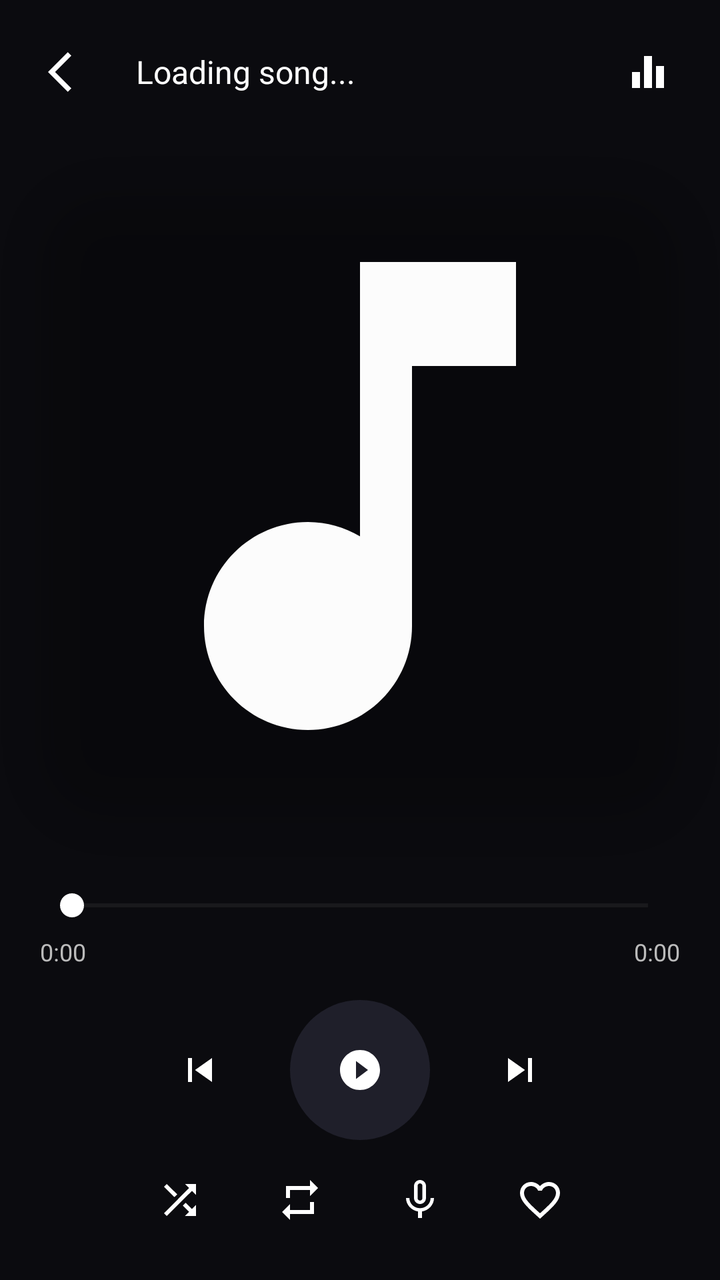
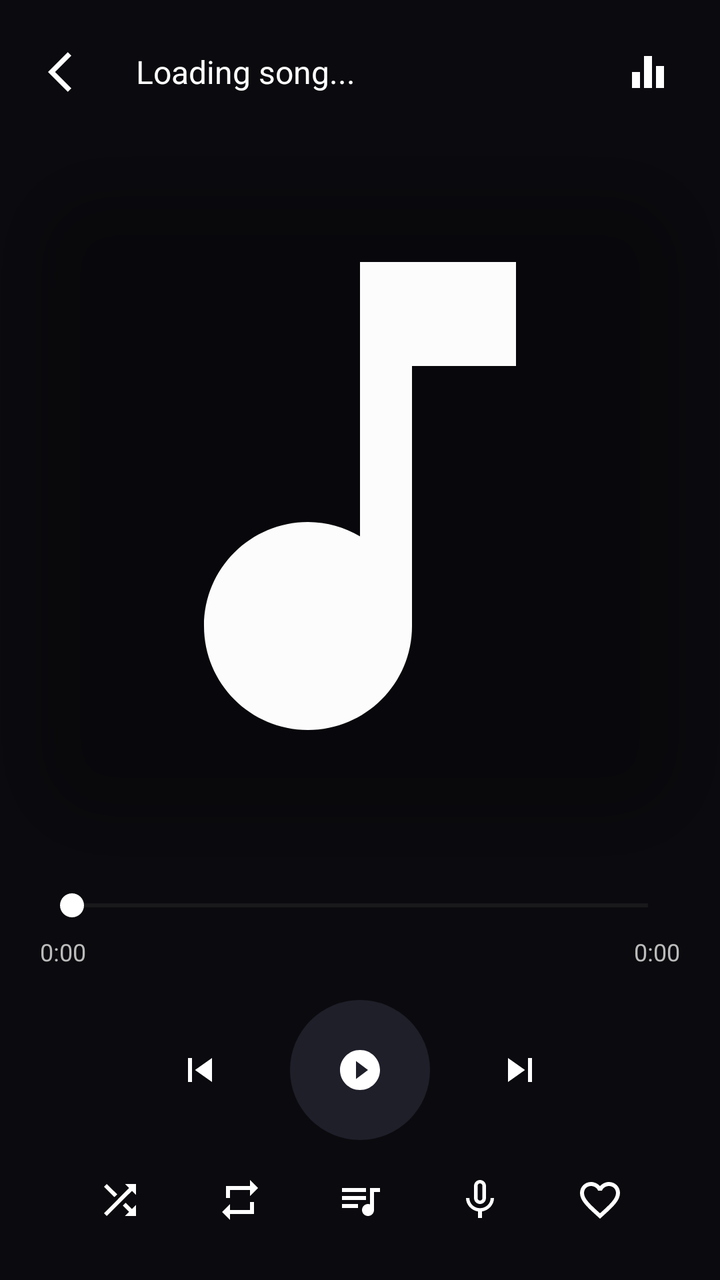

Two renders of the same Android screen: before a commit and after it. Below are the layout's source before the change and the commit's diff.
<!-- AndroidManifest.xml: application theme Theme.AppCompat.Light.NoActionBar -->
<!-- res/layout/activity_player.xml -->
<?xml version="1.0" encoding="utf-8"?>
<androidx.constraintlayout.widget.ConstraintLayout
    xmlns:android="http://schemas.android.com/apk/res/android"
    xmlns:app="http://schemas.android.com/apk/res-auto"
    xmlns:tools="http://schemas.android.com/tools"
    android:layout_width="match_parent"
    android:layout_height="match_parent"
    android:background="#0B0B0F"
    tools:context=".PlayerActivity">

    
    <LinearLayout
        android:id="@+id/topBar"
        android:layout_width="0dp"
        android:layout_height="wrap_content"
        android:orientation="horizontal"
        android:padding="16dp"
        android:gravity="center_vertical"
        app:layout_constraintTop_toTopOf="parent"
        app:layout_constraintStart_toStartOf="parent"
        app:layout_constraintEnd_toEndOf="parent">

        <ImageButton
            android:id="@+id/btnback"
            android:layout_width="40dp"
            android:layout_height="40dp"
            android:background="?attr/selectableItemBackgroundBorderless"
            android:src="@drawable/ic_back"
            android:tint="#FFFFFF"/>

        <TextView
            android:id="@+id/txtSong"
            android:layout_width="0dp"
            android:layout_height="wrap_content"
            android:layout_weight="1"
            android:paddingStart="12dp"
            android:paddingEnd="12dp"
            android:text="Loading song..."
            android:textColor="#FFFFFF"
            android:textSize="16sp"
            android:singleLine="true"
            android:ellipsize="marquee"
            android:marqueeRepeatLimit="marquee_forever"
            android:focusable="true"
            android:focusableInTouchMode="true"/>

        <ImageButton
            android:id="@+id/btnEq"
            android:layout_width="40dp"
            android:layout_height="40dp"
            android:background="?attr/selectableItemBackgroundBorderless"
            android:src="@drawable/ic_equalizer"
            android:tint="#FFFFFF"/>
    </LinearLayout>

    
    <androidx.cardview.widget.CardView
        android:id="@+id/imgViewCard"
        android:layout_width="0dp"
        android:layout_height="0dp"
        android:layout_margin="24dp"
        app:cardCornerRadius="32dp"
        app:cardElevation="10dp"
        app:cardBackgroundColor="@android:color/transparent"
        app:layout_constraintTop_toBottomOf="@id/topBar"
        app:layout_constraintBottom_toTopOf="@id/playerControls"
        app:layout_constraintStart_toStartOf="parent"
        app:layout_constraintEnd_toEndOf="parent">
        
        <ImageView
            android:id="@+id/imgView"
            android:layout_width="match_parent"
            android:layout_height="match_parent"
            android:scaleType="centerCrop"
            android:src="@drawable/ic_music" />
    </androidx.cardview.widget.CardView>

    
    <LinearLayout
        android:id="@+id/playerControls"
        android:layout_width="0dp"
        android:layout_height="wrap_content"
        android:orientation="vertical"
        android:padding="20dp"
        app:layout_constraintBottom_toBottomOf="parent"
        app:layout_constraintStart_toStartOf="parent"
        app:layout_constraintEnd_toEndOf="parent">

        
        <SeekBar
            android:id="@+id/seekBar"
            android:layout_width="match_parent"
            android:layout_height="wrap_content"
            android:thumbTint="#FFFFFF"
            android:progressTint="#4CAF50"
            android:progressBackgroundTint="#444"/>

        <LinearLayout
            android:layout_width="match_parent"
            android:layout_height="wrap_content"
            android:orientation="horizontal"
            android:paddingTop="6dp">

            <TextView
                android:id="@+id/txtSongStart"
                android:layout_width="wrap_content"
                android:layout_height="wrap_content"
                android:text="0:00"
                android:textColor="#BBBBBB"
                android:textSize="12sp"/>

            <View
                android:layout_width="0dp"
                android:layout_height="1dp"
                android:layout_weight="1"/>

            <TextView
                android:id="@+id/txtSongEnd"
                android:layout_width="wrap_content"
                android:layout_height="wrap_content"
                android:text="0:00"
                android:textColor="#BBBBBB"
                android:textSize="12sp"/>
        </LinearLayout>

        
        <LinearLayout
            android:layout_width="match_parent"
            android:layout_height="wrap_content"
            android:gravity="center"
            android:paddingTop="16dp">

            <ImageButton
                android:id="@+id/btnPrevious"
                android:layout_width="50dp"
                android:layout_height="50dp"
                android:background="?attr/selectableItemBackgroundBorderless"
                android:src="@drawable/ic_previous"
                app:tint="#FFFFFF"/>

            <ImageButton
                android:id="@+id/btnPlay"
                android:layout_width="70dp"
                android:layout_height="70dp"
                android:layout_marginHorizontal="20dp"
                android:background="@drawable/circle_button"
                android:src="@drawable/ic_play"
                app:tint="#FFFFFF"/>

            <ImageButton
                android:id="@+id/btnNext"
                android:layout_width="50dp"
                android:layout_height="50dp"
                android:background="?attr/selectableItemBackgroundBorderless"
                android:src="@drawable/ic_next"
                app:tint="#FFFFFF"/>
        </LinearLayout>

        
        <LinearLayout
            android:layout_width="match_parent"
            android:layout_height="wrap_content"
            android:gravity="center"
            android:paddingTop="10dp">

            <ImageButton
                android:id="@+id/btnShuffle"
                android:layout_width="40dp"
                android:layout_height="40dp"
                android:background="?attr/selectableItemBackgroundBorderless"
                android:src="@drawable/ic_shuffle"
                app:tint="#FFFFFF"/>

            <ImageButton
                android:id="@+id/btnRepeat"
                android:layout_width="40dp"
                android:layout_height="40dp"
                android:layout_marginStart="20dp"
                android:background="?attr/selectableItemBackgroundBorderless"
                android:src="@drawable/ic_repeat"
                app:tint="#FFFFFF"/>

            <ImageButton
                android:id="@+id/btnMic"
                android:layout_width="40dp"
                android:layout_height="40dp"
                android:layout_marginStart="20dp"
                android:background="?attr/selectableItemBackgroundBorderless"
                android:src="@drawable/ic_mic"
                app:tint="#FFFFFF"/>

            <ImageButton
                android:id="@+id/btnfav"
                android:layout_width="40dp"
                android:layout_height="40dp"
                android:layout_marginStart="20dp"
                android:background="?attr/selectableItemBackgroundBorderless"
                android:src="@drawable/ic_fav"
                app:tint="#FFFFFF"/>
        </LinearLayout>

    </LinearLayout>

</androidx.constraintlayout.widget.ConstraintLayout>
<!-- resources referenced by this layout -->
<resources>
  <!-- drawable circle_button (drawable) -->
  <shape xmlns:android="http://schemas.android.com/apk/res/android"
      android:shape="oval">
  
      <solid android:color="#1F1F2A"/>
  
      <size
          android:width="70dp"
          android:height="70dp"/>
  </shape>
  <!-- drawable ic_back (drawable) -->
  <vector android:height="24dp" android:tint="#B6B5B5"
      android:viewportHeight="24" android:viewportWidth="24"
      android:width="24dp" xmlns:android="http://schemas.android.com/apk/res/android">
      <path android:fillColor="@android:color/white" android:pathData="M11.67,3.87L9.9,2.1 0,12l9.9,9.9 1.77,-1.77L3.54,12z"/>
  </vector>
  <!-- drawable ic_equalizer (drawable) -->
  <vector android:height="24dp" android:tint="#B6B5B5"
      android:viewportHeight="24" android:viewportWidth="24"
      android:width="24dp" xmlns:android="http://schemas.android.com/apk/res/android">
      <path android:fillColor="#B6B5B5" android:pathData="M10,20h4L14,4h-4v16zM4,20h4v-8L4,12v8zM16,9v11h4L20,9h-4z"/>
  </vector>
  <!-- drawable ic_music (drawable) -->
  <vector android:height="24dp" android:tint="#FCFCFC"
      android:viewportHeight="24" android:viewportWidth="24"
      android:width="24dp" xmlns:android="http://schemas.android.com/apk/res/android">
      <path android:fillColor="@android:color/white" android:pathData="M12,3v10.55c-0.59,-0.34 -1.27,-0.55 -2,-0.55 -2.21,0 -4,1.79 -4,4s1.79,4 4,4 4,-1.79 4,-4V7h4V3h-6z"/>
  </vector>
  <!-- drawable ic_next (drawable) -->
  <vector android:height="24dp" android:tint="#B6B5B5"
      android:viewportHeight="24" android:viewportWidth="24"
      android:width="24dp" xmlns:android="http://schemas.android.com/apk/res/android">
      <path android:fillColor="#B6B5B5" android:pathData="M6,18l8.5,-6L6,6v12zM16,6v12h2V6h-2z"/>
  </vector>
  <!-- drawable ic_play (drawable) -->
  <vector xmlns:android="http://schemas.android.com/apk/res/android"
      android:width="24dp"
      android:height="24dp"
      android:viewportWidth="24"
      android:viewportHeight="24"
      android:tint="#B6B5B5">
    <path
        android:fillColor="#B6B5B5"
        android:pathData="M12,2C6.48,2 2,6.48 2,12s4.48,10 10,10 10,-4.48 10,-10S17.52,2 12,2zM10,16.5v-9l6,4.5 -6,4.5z"/>
  </vector>
  <!-- drawable ic_previous (drawable) -->
  <vector android:height="24dp" android:tint="#B6B5B5"
      android:viewportHeight="24" android:viewportWidth="24"
      android:width="24dp" xmlns:android="http://schemas.android.com/apk/res/android">
      <path android:fillColor="@android:color/white" android:pathData="M6,6h2v12L6,18zM9.5,12l8.5,6L18,6z"/>
  </vector>
  <!-- drawable ic_repeat (drawable) -->
  <vector xmlns:android="http://schemas.android.com/apk/res/android"
      android:width="24dp"
      android:height="24dp"
      android:viewportWidth="24"
      android:viewportHeight="24"
      >
    <path
        android:fillColor="#B6B5B5"
        android:pathData="M7,7h10v3l4,-4 -4,-4v3L5,5v6h2L7,7zM17,17L7,17v-3l-4,4 4,4v-3h12v-6h-2v4z"/>
  </vector>
  <!-- drawable ic_shuffle (drawable) -->
  <vector xmlns:android="http://schemas.android.com/apk/res/android"
      android:width="24dp"
      android:height="24dp"
      android:viewportWidth="24"
      android:viewportHeight="24"
      >
    <path
        android:fillColor="#B6B5B5"
        android:pathData="M10.59,9.17L5.41,4 4,5.41l5.17,5.17 1.42,-1.41zM14.5,4l2.04,2.04L4,18.59 5.41,20 17.96,7.46 20,9.5L20,4h-5.5zM14.83,13.41l-1.41,1.41 3.13,3.13L14.5,20L20,20v-5.5l-2.04,2.04 -3.13,-3.13z"/>
  </vector>
  <!-- unchanged entries left out for length: 2 -->
</resources>

<!-- the commit's change to res/layout/activity_player.xml (unified diff, before → after) -->
@@ -181,6 +181,15 @@
                 app:tint="#FFFFFF"/>
 
             <ImageButton
+                android:id="@+id/btnQueue"
+                android:layout_width="40dp"
+                android:layout_height="40dp"
+                android:layout_marginStart="20dp"
+                android:background="?attr/selectableItemBackgroundBorderless"
+                android:src="@drawable/ic_queue"
+                app:tint="#FFFFFF"/>
+
+            <ImageButton
                 android:id="@+id/btnMic"
                 android:layout_width="40dp"
                 android:layout_height="40dp"
<!-- resource entries referenced after the edit -->
@@ -51,6 +51,18 @@
       android:width="24dp" xmlns:android="http://schemas.android.com/apk/res/android">
       <path android:fillColor="@android:color/white" android:pathData="M6,6h2v12L6,18zM9.5,12l8.5,6L18,6z"/>
   </vector>
+  <!-- drawable ic_queue (drawable) -->
+  <?xml version="1.0" encoding="utf-8"?>
+  <vector xmlns:android="http://schemas.android.com/apk/res/android"
+      android:width="24dp"
+      android:height="24dp"
+      android:viewportWidth="24"
+      android:viewportHeight="24"
+      android:tint="#FFFFFF">
+      <path
+          android:fillColor="@android:color/white"
+          android:pathData="M15,6H3v2h12V6zM15,10H3v2h12V10zM3,16h8v-2H3V16zM17,6v8.18C16.69,14.07 16.35,14 16,14c-1.66,0 -3,1.34 -3,3s1.34,3 3,3 3,-1.34 3,-3V8h3V6H17z"/>
+  </vector>
   <!-- drawable ic_repeat (drawable) -->
   <vector xmlns:android="http://schemas.android.com/apk/res/android"
       android:width="24dp"
